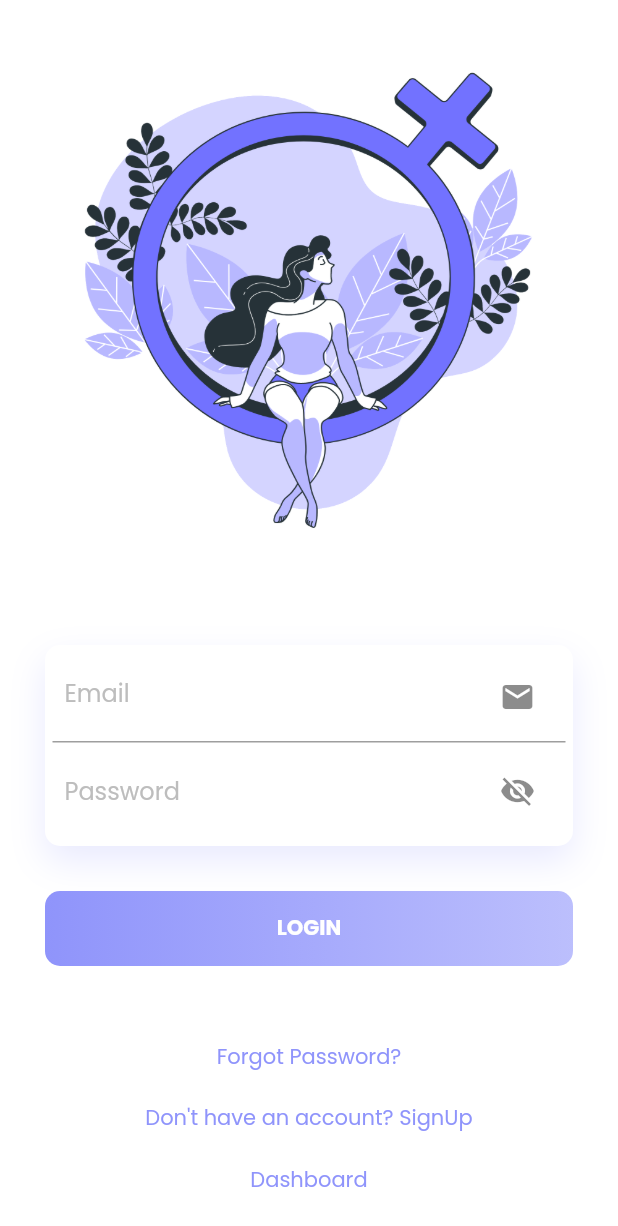
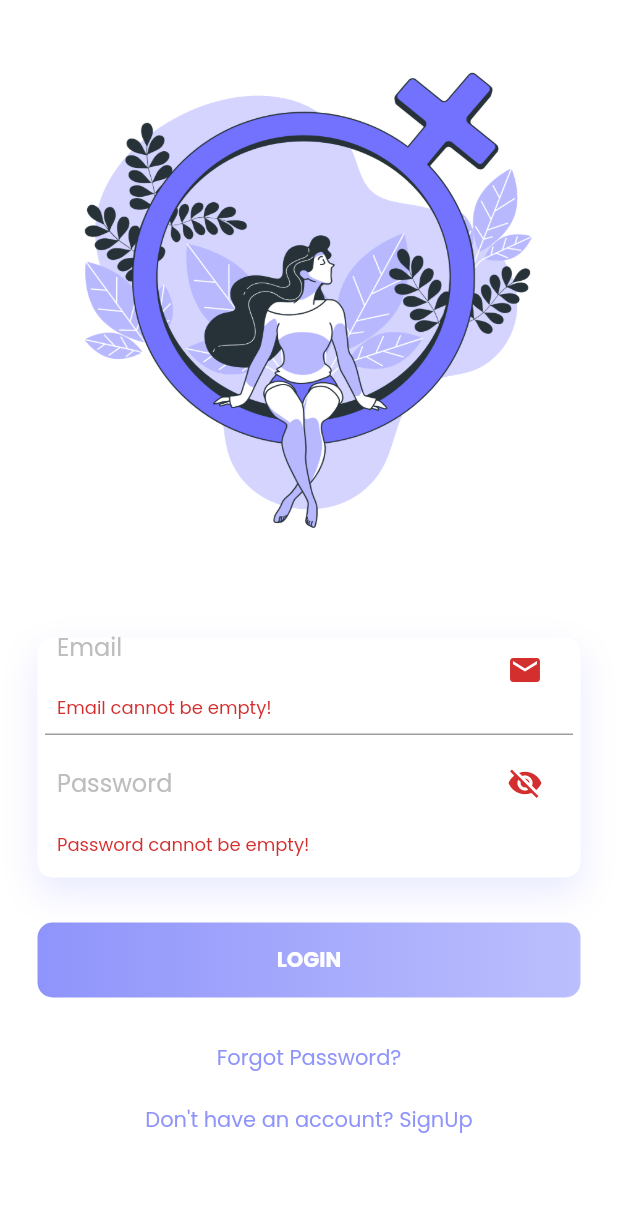
Before and after one commit to hetvikothari/Suraksha-, a Flutter app: the screen it shows after launch, after a tap on "LOGIN", on a phone screen of 412 x 824 dp. Shown: the top 1226 px of the screen. Run offline on Flutter 3.47's test engine with Material 2 defaults, Android fonts, the light colour scheme and no system bars; our stand-ins replace carousel_slider, cloud_firestore, firebase_core, flutter_slidable, fluttertoast, google_fonts; missing offline and left inert: flutter_webview_plugin; accounts and stored records are empty.

Commit message:
Authentication Completed and UI changes
Co-authored-by: Hetvi Kothari <hetvikothari@users.noreply.github.com>

```diff
--- a/suraksha/lib/Models/User.dart
+++ b/suraksha/lib/Models/User.dart
@@ -32,7 +32,7 @@ class User {
     return newUser;
   }
 
-  Map toJson() => {
+  Map<String, dynamic> toJson() => {
         'email': email,
         'password': password,
         'name': name,
--- a/suraksha/lib/Pages/Authentication/login.dart
+++ b/suraksha/lib/Pages/Authentication/login.dart
@@ -2,6 +2,7 @@ import 'package:flutter/material.dart';
 import 'package:suraksha/Pages/Dashboard/dashboard.dart';
 import 'package:suraksha/Services/auth.dart';
 import 'signup.dart';
+import 'package:fluttertoast/fluttertoast.dart';
 
 class LoginPage extends StatefulWidget {
   const LoginPage({Key? key}) : super(key: key);
@@ -11,8 +12,18 @@ class LoginPage extends StatefulWidget {
 }
 
 class _LoginPageState extends State<LoginPage> {
-  late String email, password;
+  TextEditingController password = TextEditingController();
+  TextEditingController email = TextEditingController();
+  bool passflag = true;
+  Widget _snackbar = Container();
+  final snackBar = SnackBar(content: const Text('Yay! A SnackBar!'));
   AuthenticationController ac = new AuthenticationController();
+  Map fieldKeys = {
+    'email': GlobalKey<FormFieldState>(),
+    'password': GlobalKey<FormFieldState>(),
+  };
+  // String msg = 'abc';
+
   @override
   Widget build(BuildContext context) {
     final _formKey = GlobalKey<FormState>();
@@ -29,7 +40,7 @@ class _LoginPageState extends State<LoginPage> {
                               image: AssetImage('assets/signup.png'),
                               fit: BoxFit.fill))),
                   Padding(
-                      padding: const EdgeInsets.all(30.0),
+                      padding: const EdgeInsets.all(25.0),
                       child: Column(children: <Widget>[
                         Container(
                             padding: const EdgeInsets.all(5),
@@ -43,6 +54,7 @@ class _LoginPageState extends State<LoginPage> {
                                       offset: Offset(0, 10))
                                 ]),
                             child: Column(children: <Widget>[
+                              Container(child: _snackbar),
                               Container(
                                   height: 60,
                                   padding: const EdgeInsets.all(8.0),
@@ -51,6 +63,8 @@ class _LoginPageState extends State<LoginPage> {
                                           bottom:
                                               BorderSide(color: Colors.grey))),
                                   child: TextFormField(
+                                    key: fieldKeys["email"],
+                                    controller: email,
                                     decoration: InputDecoration(
                                         border: InputBorder.none,
                                         hintText: "Email",
@@ -58,45 +72,68 @@ class _LoginPageState extends State<LoginPage> {
                                         hintStyle:
                                             TextStyle(color: Colors.grey[400])),
                                     validator: (value) {
-                                      if (value == null || value.isEmpty) {
-                                        return 'Please enter email';
-                                      }
-                                      return null;
+                                      return value == null || value.isEmpty
+                                          ? 'Email cannot be empty!'
+                                          : null;
                                     },
-                                    onSaved: (value) {
-                                      if (value != null) email = value;
+                                    onChanged: (value) {
+                                      fieldKeys['email']
+                                          .currentState!
+                                          .validate();
                                     },
                                   )),
                               Container(
                                   padding: const EdgeInsets.all(8.0),
                                   child: TextFormField(
-                                    obscureText: true,
+                                    key: fieldKeys["password"],
+                                    controller: password,
+                                    obscureText: passflag,
                                     decoration: InputDecoration(
                                         border: InputBorder.none,
                                         hintText: "Password",
-                                        suffixIcon:
-                                            const Icon(Icons.visibility_off),
+                                        suffixIcon: GestureDetector(
+                                            onTap: () {
+                                              setState(() {
+                                                passflag = !passflag;
+                                              });
+                                            },
+                                            child: passflag
+                                                ? const Icon(
+                                                    Icons.visibility_off)
+                                                : const Icon(Icons.visibility)),
                                         hintStyle:
                                             TextStyle(color: Colors.grey[400])),
                                     validator: (value) {
-                                      if (value == null || value.isEmpty) {
-                                        return 'Please enter password';
-                                      }
-                                      return null;
+                                      return value == null || value.isEmpty
+                                          ? 'Password cannot be empty!'
+                                          : null;
                                     },
-                                    onSaved: (value) {
-                                      if (value != null) password = value;
+                                    onChanged: (value) {
+                                      fieldKeys["password"]
+                                          .currentState!
+                                          .validate();
                                     },
                                   ))
                             ])),
                         const SizedBox(height: 30),
                         GestureDetector(
                           onTap: () async {
-                            if (await ac.login(email, password)) {
-                              Navigator.push(
-                                  context,
-                                  MaterialPageRoute(
-                                      builder: (context) => const Dashboard()));
+                            if (_formKey.currentState!.validate()) {
+                              Map result =
+                                  await ac.login(email.text, password.text);
+                              if (result["flag"]) {
+                                Navigator.push(
+                                    context,
+                                    MaterialPageRoute(
+                                        builder: (context) =>
+                                            const Dashboard()));
+                              } else {
+                                Fluttertoast.showToast(
+                                  msg: result["message"],
+                                  toastLength: Toast.LENGTH_SHORT,
+                                  gravity: ToastGravity.CENTER,
+                                );
+                              }
                             }
                           },
                           child: Container(
@@ -115,7 +152,7 @@ class _LoginPageState extends State<LoginPage> {
                                     fontWeight: FontWeight.bold),
                               ))),
                         ),
-                        const SizedBox(height: 50),
+                        const SizedBox(height: 30),
                         const Text("Forgot Password?",
                             style: TextStyle(
                                 color: Color.fromRGBO(143, 148, 251, 1))),
@@ -131,17 +168,6 @@ class _LoginPageState extends State<LoginPage> {
                             child: const Text('Don\'t have an account? SignUp',
                                 style: TextStyle(
                                     color: Color.fromRGBO(143, 148, 251, 1)))),
-                        const SizedBox(height: 20),
-                        GestureDetector(
-                            child: const Text("Dashboard",
-                                style: TextStyle(
-                                    color: Color.fromRGBO(143, 148, 251, 1))),
-                            onTap: () {
-                              Navigator.push(
-                                  context,
-                                  MaterialPageRoute(
-                                      builder: (context) => const Dashboard()));
-                            })
                       ]))
                 ]))));
   }
--- a/suraksha/lib/Services/UserService.dart
+++ b/suraksha/lib/Services/UserService.dart
@@ -1,7 +1,7 @@
 import 'dart:async';
-import 'package:suraksha/Models/User.dart';
+// import 'package:suraksha/Models/User.dart';
 import 'package:cloud_firestore/cloud_firestore.dart';
-import 'dart:convert';
+// import 'dart:convert';
 
 class UserService {
   Future<DocumentSnapshot> getUser(String email) async {
--- a/suraksha/lib/main.dart
+++ b/suraksha/lib/main.dart
@@ -1,8 +1,13 @@
 import 'package:flutter/material.dart';
 import 'package:google_fonts/google_fonts.dart';
 import 'package:suraksha/Pages/splash.dart';
+import 'package:firebase_core/firebase_core.dart';
 
-void main() => runApp(const MyApp());
+void main() async {
+  WidgetsFlutterBinding.ensureInitialized();
+  await Firebase.initializeApp();
+  runApp(const MyApp());
+}
 
 class MyApp extends StatelessWidget {
   const MyApp({Key? key}) : super(key: key);
```
Also changed, not shown: suraksha/lib/Helpers/validation.dart (+20 -11 lines), suraksha/lib/Pages/Authentication/signup.dart (+128 -91 lines), suraksha/lib/Services/auth.dart (+13 -13 lines), 2 other files.
